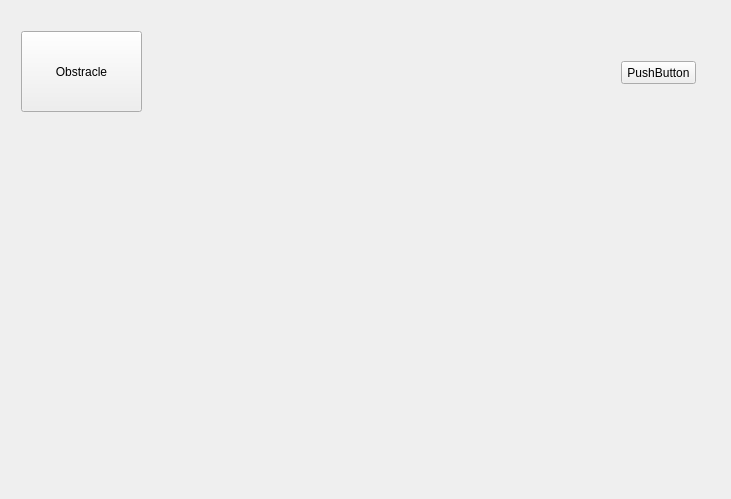
This is mainwidget.ui in khmaksim/AviacominfoTools as Qt 5 draws it before an edit. The edited form follows.
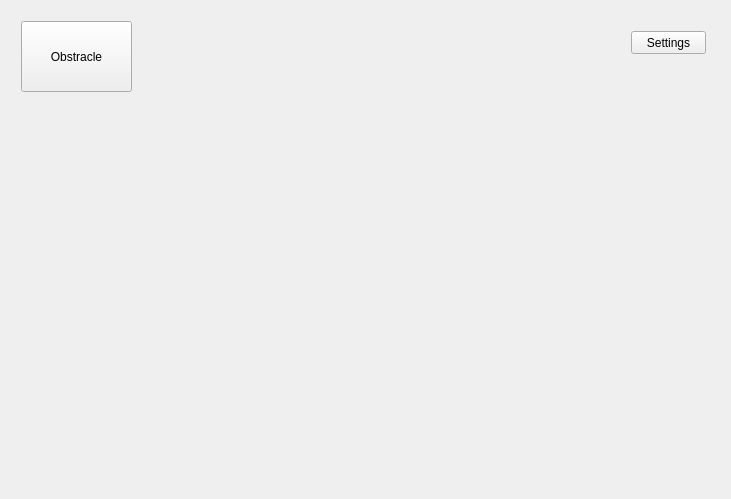
This is the edited form.

```diff
--- a/mainwidget.ui
+++ b/mainwidget.ui
@@ -24,9 +24,9 @@
        <property name="geometry">
         <rect>
          <x>10</x>
-         <y>20</y>
-         <width>121</width>
-         <height>81</height>
+         <y>10</y>
+         <width>111</width>
+         <height>71</height>
         </rect>
        </property>
        <property name="text">
@@ -36,14 +36,14 @@
       <widget class="QPushButton" name="pushButton">
        <property name="geometry">
         <rect>
-         <x>610</x>
-         <y>50</y>
+         <x>620</x>
+         <y>20</y>
          <width>75</width>
          <height>23</height>
         </rect>
        </property>
        <property name="text">
-        <string>PushButton</string>
+        <string>Settings</string>
        </property>
       </widget>
      </widget>
```
